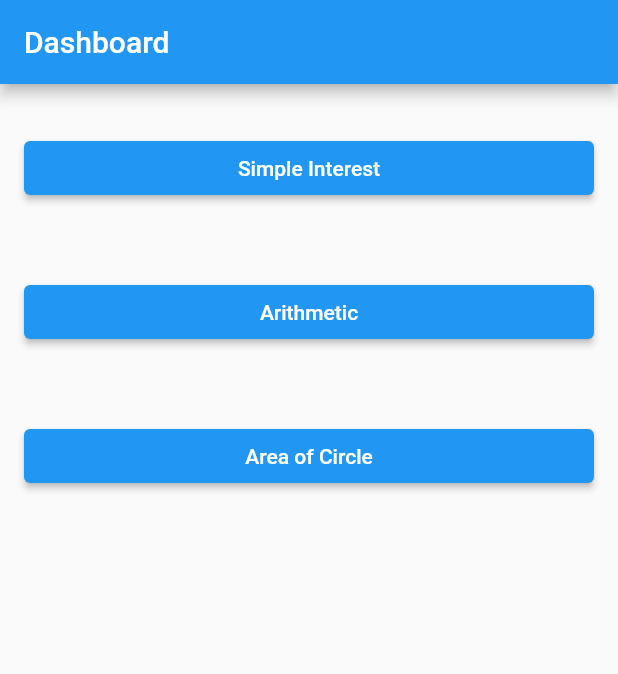
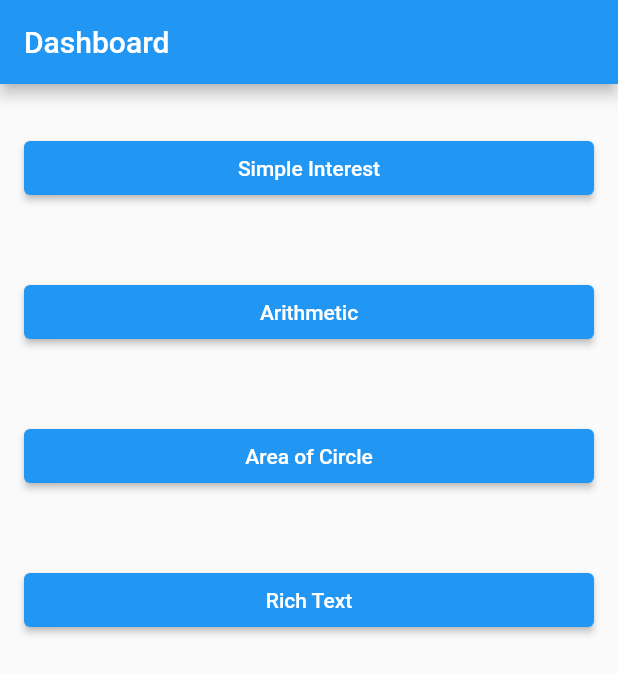
Before and after one commit to bhupeshbc/New-App, a Flutter app: the screen it shows after launch, on a phone screen of 412 x 824 dp. Shown: the top 674 px of the screen. Run offline on Flutter 3.47's test engine with Material 2 defaults, Android fonts, the phone set to English and light mode, and no system bars.

Commit message:
Rich Text

```diff
--- a/lib/app.dart
+++ b/lib/app.dart
@@ -3,6 +3,7 @@ import 'package:new_app/view/Area_view.dart';
 
 import 'view/arithematic_view.dart';
 import 'view/dashboard.dart';
+import 'view/rich_text.dart';
 import 'view/simple_view.dart';
 
 
@@ -26,6 +27,7 @@ class App
         '/arithmeticRoute' :(context) => const ArithmeticView(),
         '/siRoute' :(context) =>  const SimpleInterest(),
         '/radiusRoute' :(context) =>  const CircleView(),
+        '/richTextRoute' :(context) =>  const RichTextView(),
       },
 
     );
--- a/lib/view/dashboard.dart
+++ b/lib/view/dashboard.dart
@@ -60,6 +60,20 @@ class Dashboard extends StatelessWidget {
               ),
             ),
           ),
+          const SizedBox(height: 16),
+          SizedBox(
+            width: double.infinity,
+            child: Padding(
+              padding: const EdgeInsets.all(16.0),
+              child: ElevatedButton(
+                onPressed: () {
+                  // Navigate to the Simple Interest Calculator page
+                  Navigator.pushNamed(context, '/richTextRoute');
+                },
+                child: const Text('Rich Text'),
+              ),
+            ),
+          ),
         ],
       ),
     );
```
Also changed, not shown: lib/view/rich_text.dart (added, +19 -0 lines).
